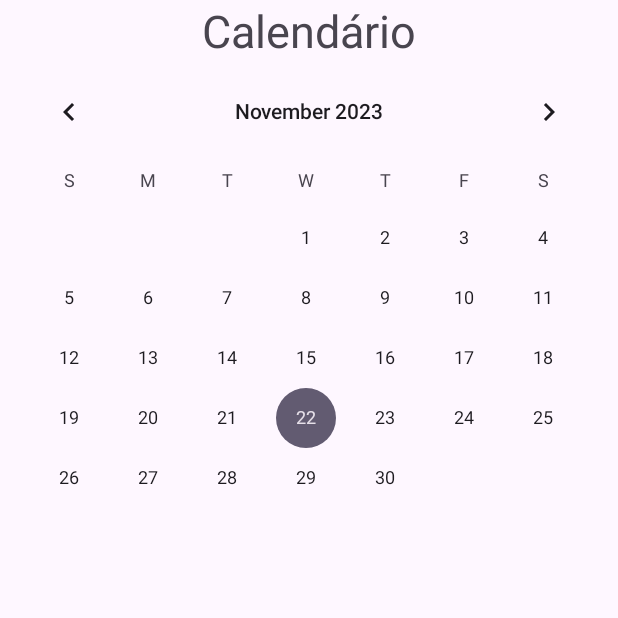
After one commit to vitorrf4/planner, an Android app: the CalendarioActivity screen opened directly, with no data from a screen before it, on a phone screen of 412 x 824 dp, the top half of it. The commit adds this screen. Run offline under Robolectric (Android 15) with nearby library versions, the phone set to English and light mode, and no system bars.

Commit message:
adiciona calendario

```diff
--- a/android/app/src/main/AndroidManifest.xml
+++ b/android/app/src/main/AndroidManifest.xml
@@ -1,6 +1,7 @@
 <?xml version="1.0" encoding="utf-8"?>
 <manifest xmlns:android="http://schemas.android.com/apk/res/android"
     xmlns:tools="http://schemas.android.com/tools">
+
     <uses-permission android:name="android.permission.INTERNET" />
 
     <application
@@ -14,6 +15,9 @@
         android:theme="@style/Theme.Testeapi"
         tools:targetApi="31">
         <activity
+            android:name=".CalendarioActivity"
+            android:exported="false" />
+        <activity
             android:name=".MainActivity"
             android:exported="true">
             <intent-filter>
--- /dev/null
+++ b/android/app/src/main/java/com/example/teste_api/CalendarioActivity.kt
@@ -0,0 +1,11 @@
+package com.example.teste_api
+
+import androidx.appcompat.app.AppCompatActivity
+import android.os.Bundle
+
+class CalendarioActivity : AppCompatActivity() {
+    override fun onCreate(savedInstanceState: Bundle?) {
+        super.onCreate(savedInstanceState)
+        setContentView(R.layout.activity_calendario)
+    }
+}
--- a/android/app/src/main/java/com/example/teste_api/MainActivity.kt
+++ b/android/app/src/main/java/com/example/teste_api/MainActivity.kt
@@ -1,6 +1,7 @@
 package com.example.teste_api
 
 import RetrofitClient
+import android.content.Intent
 import android.os.Bundle
 import android.util.Log
 import androidx.appcompat.app.AppCompatActivity
@@ -32,6 +33,9 @@ class MainActivity : AppCompatActivity() {
             sendMessage(msg)
         }
 
+        binding.btnCalendario.setOnClickListener {
+            startActivity(Intent(this, CalendarioActivity::class.java))
+        }
     }
 
     private fun sendMessage(msg : Message) {
--- /dev/null
+++ b/android/app/src/main/res/layout/activity_calendario.xml
@@ -0,0 +1,22 @@
+<?xml version="1.0" encoding="utf-8"?>
+<LinearLayout xmlns:android="http://schemas.android.com/apk/res/android"
+    xmlns:app="http://schemas.android.com/apk/res-auto"
+    xmlns:tools="http://schemas.android.com/tools"
+    android:layout_width="match_parent"
+    android:layout_height="match_parent"
+    tools:context=".CalendarioActivity"
+    android:orientation="vertical">
+
+    <TextView
+        android:layout_width="wrap_content"
+        android:layout_height="wrap_content"
+        android:text="Calendário"
+        android:textSize="30sp"
+        android:layout_gravity="center" />
+
+    <CalendarView
+        android:id="@+id/simpleCalendarView"
+        android:layout_width="fill_parent"
+        android:layout_height="fill_parent" />
+
+</LinearLayout>
--- a/android/app/src/main/res/layout/activity_main.xml
+++ b/android/app/src/main/res/layout/activity_main.xml
@@ -28,6 +28,11 @@
         android:layout_width="wrap_content"
         android:layout_height="wrap_content"
         android:text="SEND" />
+    <Button
+        android:id="@+id/btnCalendario"
+        android:layout_width="wrap_content"
+        android:layout_height="wrap_content"
+        android:text="CALENDARIO" />
 
     <TextView
         android:id="@+id/txtMessage"
```
Also changed, not shown: android/app/src/main/java/com/example/teste_api/models/Tarefa.kt (added, +32 -0 lines).
